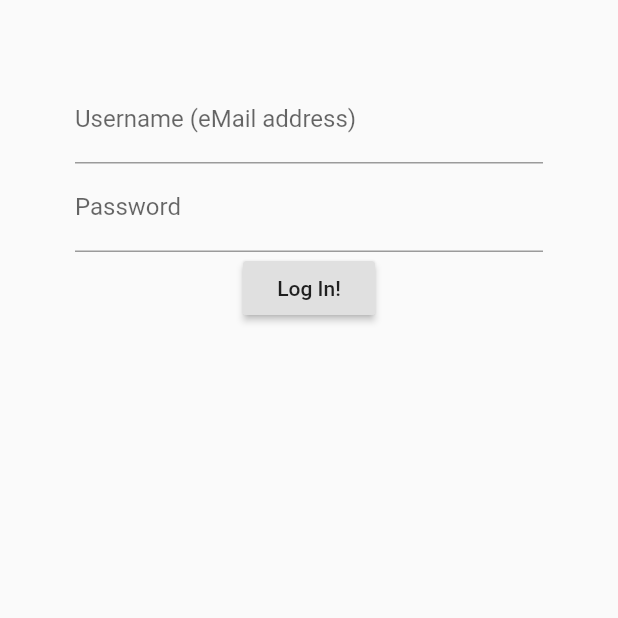
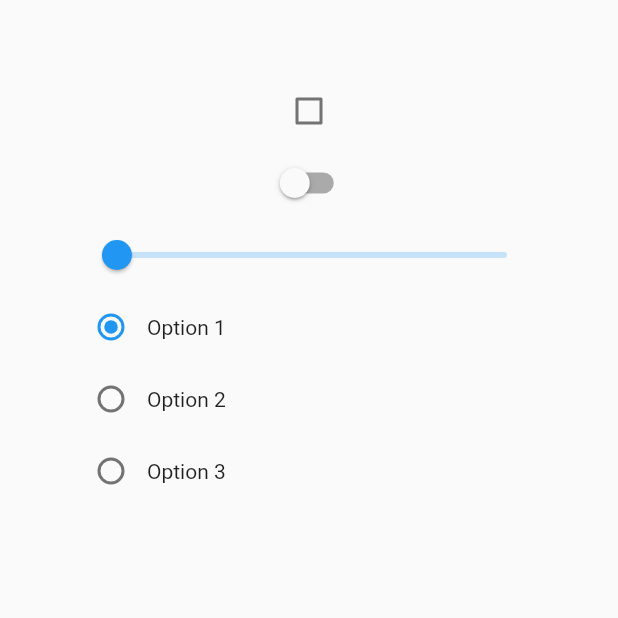
Before and after one commit to lqlongvn/flutter_app, a Flutter app: the screen it shows after launch, on a phone screen of 412 x 824 dp, the top half of it. Run offline on Flutter 3.47's test engine with Material 2 defaults, Android fonts, the phone set to English and light mode, and no system bars.

Commit message:
Checkbox, along with Switch, Slider, and Radio; Tr114;

```diff
--- a/lib/main.dart
+++ b/lib/main.dart
@@ -7,13 +7,12 @@ class MyApp extends StatefulWidget {
   @override
   _MyApp createState() => _MyApp();
 }
-class LoginData {
-  String username = "";
-  String password = "";
-}
 class _MyApp extends State {
-  LoginData _loginData = new LoginData();
   GlobalKey<FormState> _formKey = new GlobalKey<FormState>();
+  var _checkboxValue = false;
+  var _switchValue = false;
+  var _sliderValue = .3;
+  var _radioValue = 1;
   @override
   Widget build(BuildContext inContext) {
     return MaterialApp(home : Scaffold(
@@ -23,49 +22,49 @@ class _MyApp extends State {
     key : this._formKey,
     child : Column(
     children : [
-                      TextFormField(
-                          keyboardType :
-                          TextInputType.emailAddress,
-                          validator : (String inValue) {
-                            if (inValue.length == 0) {
-                              return "Please enter username";
+    Checkbox(
+    value : _checkboxValue,
+    onChanged : (bool inValue) {
+    setState(() { _checkboxValue = inValue; });
     }
-                            return null;
-                          },
-                          onSaved: (String inValue) {
-                            this._loginData.username = inValue;
-                          },
-                          decoration : InputDecoration(
-                              hintText : "none@none.com",
-                              labelText : "Username (eMail address)"
-                          )
     ),
-                      TextFormField(
-                          obscureText : true,
-                          validator : (String inValue) {
-                            if (inValue.length < 10) {
-                              return "Password must be >=10 in length";
+    Switch(
+    value : _switchValue,
+    onChanged : (bool inValue) {
+    setState(() { _switchValue = inValue; });
     }
-                            return null;
-                          },
-                          onSaved : (String inValue) {
-                            this._loginData.password = inValue;
-                          },
-                          decoration : InputDecoration(
-                              hintText : "Password",
-                              labelText : "Password"
-                          )
     ),
-                      RaisedButton(
-                          child : Text("Log In!"),
-                          onPressed : () {
-                            if (_formKey.currentState.validate()) {
-                              _formKey.currentState.save();
-                              print("Username: ${_loginData.username}");
-                              print("Password: ${_loginData.password}");
+    Slider(
+    min : 0, max : 20,
+    value : _sliderValue,
+    onChanged : (inValue) {
+    setState(() => _sliderValue = inValue);
     }
+    ),
+    Row(children : [
+    Radio(value : 1, groupValue : _radioValue,
+    onChanged : (int inValue) {
+    setState(() { _radioValue = inValue; });
     }
-                      )
+    ),
+    Text("Option 1")
+    ]),
+    Row(children : [
+    Radio(value : 2, groupValue : _radioValue,
+    onChanged : (int inValue) {
+    setState(() { _radioValue = inValue; });
+    }
+    ),
+    Text("Option 2")
+    ]),
+    Row(children : [
+    Radio(value : 3, groupValue : _radioValue,
+    onChanged : (int inValue) {
+    setState(() { _radioValue = inValue; });
+    }
+    ),
+    Text("Option 3")
+    ])
     ]
     )
     )
```
Lines whose indentation alone changed are shown as unchanged.
